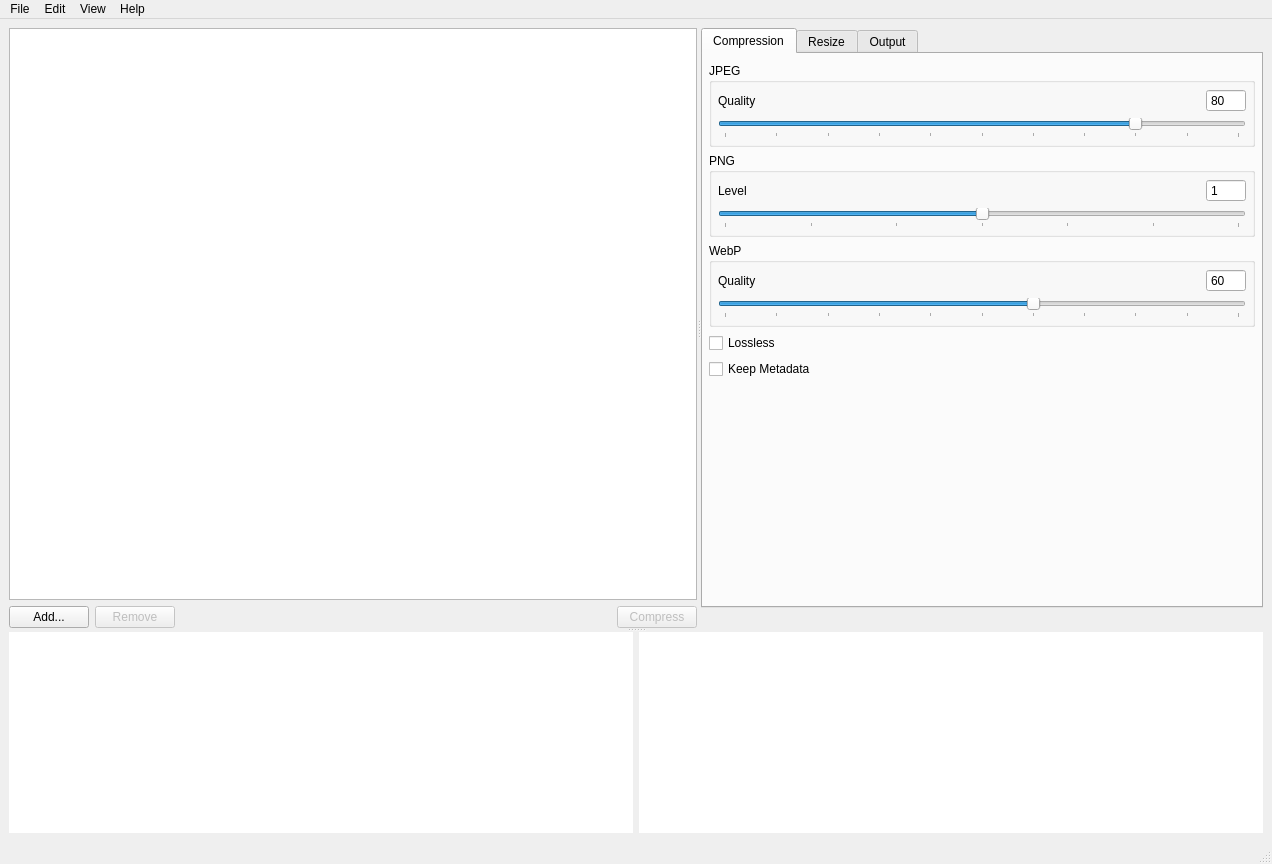
This is views/MainWindow.ui in Lymphatus/caesium-image-compressor as Qt 5 draws it before an edit. The edited form follows.
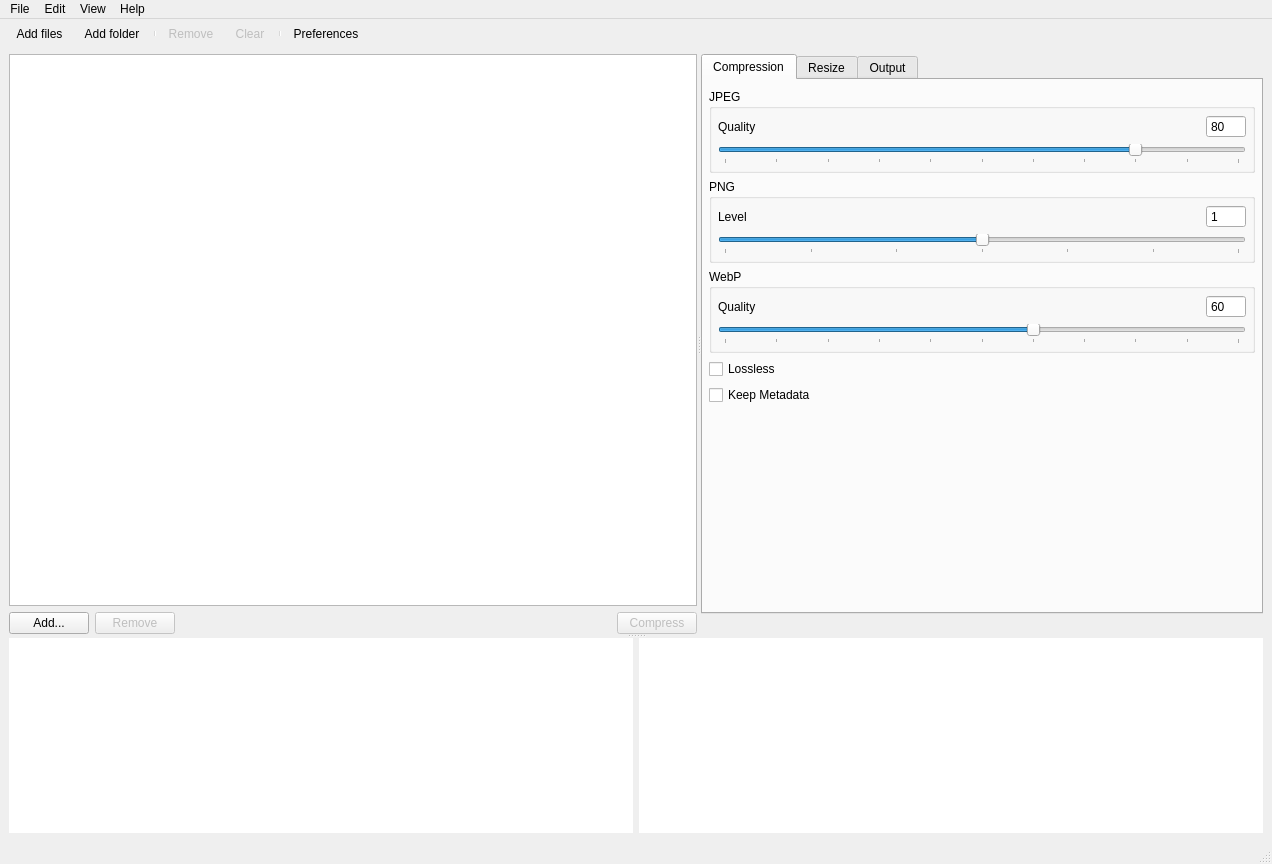
This is the edited form. Icons and pictures are not drawn. Custom widgets are drawn as their Qt base class.

```diff
--- a/views/MainWindow.ui
+++ b/views/MainWindow.ui
@@ -18,6 +18,9 @@
   </property>
   <widget class="QWidget" name="centralwidget">
    <layout class="QVBoxLayout" name="verticalLayout">
+    <property name="topMargin">
+     <number>6</number>
+    </property>
     <item>
      <widget class="QSplitter" name="main_VSplitter">
       <property name="orientation">
@@ -1056,6 +1059,48 @@
    <addaction name="menuView"/>
    <addaction name="menuHelp"/>
   </widget>
+  <widget class="QToolBar" name="toolBar">
+   <property name="contextMenuPolicy">
+    <enum>Qt::NoContextMenu</enum>
+   </property>
+   <property name="windowTitle">
+    <string>Toolbar</string>
+   </property>
+   <property name="styleSheet">
+    <string notr="true">border: none;
+padding-right: 6px;
+padding-left: 6px;
+spacing: 1px;</string>
+   </property>
+   <property name="movable">
+    <bool>false</bool>
+   </property>
+   <property name="allowedAreas">
+    <set>Qt::AllToolBarAreas</set>
+   </property>
+   <property name="iconSize">
+    <size>
+     <width>24</width>
+     <height>24</height>
+    </size>
+   </property>
+   <property name="floatable">
+    <bool>false</bool>
+   </property>
+   <attribute name="toolBarArea">
+    <enum>TopToolBarArea</enum>
+   </attribute>
+   <attribute name="toolBarBreak">
+    <bool>false</bool>
+   </attribute>
+   <addaction name="actionAdd_files"/>
+   <addaction name="actionAdd_folder"/>
+   <addaction name="separator"/>
+   <addaction name="actionRemove"/>
+   <addaction name="actionClear"/>
+   <addaction name="separator"/>
+   <addaction name="actionPreferences"/>
+  </widget>
   <action name="actionAbout_Caesium_Image_Compressor">
    <property name="text">
     <string>About Caesium Image Compressor</string>
```
Left out of the diff: 31 changed lines with no effect on the pictures.
